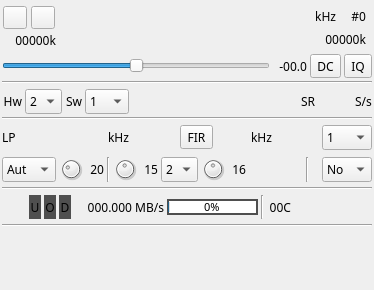
The window that plugins/samplesource/plutosdrinput/plutosdrinputgui.ui (f4exb/sdrangel) describes before a commit, drawn with Qt 5.
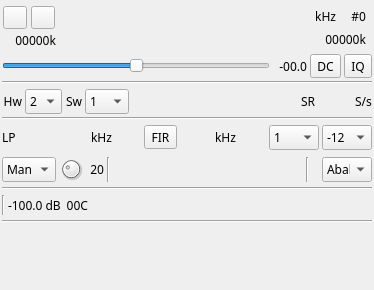
The same window after the commit. Icons and pictures are not drawn. Custom widgets are drawn as their Qt base class.

Commit message: PlutoSDR input: updated GUI with relevant elements

```diff
--- a/plugins/samplesource/plutosdrinput/plutosdrinputgui.ui
+++ b/plugins/samplesource/plutosdrinput/plutosdrinputgui.ui
@@ -595,6 +595,39 @@
        </item>
       </widget>
      </item>
+     <item>
+      <widget class="QComboBox" name="firGain">
+       <property name="maximumSize">
+        <size>
+         <width>50</width>
+         <height>16777215</height>
+        </size>
+       </property>
+       <property name="toolTip">
+        <string>FIR gain (dB)</string>
+       </property>
+       <item>
+        <property name="text">
+         <string>-12</string>
+        </property>
+       </item>
+       <item>
+        <property name="text">
+         <string>-6</string>
+        </property>
+       </item>
+       <item>
+        <property name="text">
+         <string>0</string>
+        </property>
+       </item>
+       <item>
+        <property name="text">
+         <string>+6</string>
+        </property>
+       </item>
+      </widget>
+     </item>
     </layout>
    </item>
    <item>
@@ -616,11 +649,6 @@
        <property name="toolTip">
         <string>Automatic or Manual gain selection</string>
        </property>
-       <item>
-        <property name="text">
-         <string>Aut</string>
-        </property>
-       </item>
        <item>
         <property name="text">
          <string>Man</string>
@@ -682,134 +710,6 @@
        </property>
       </widget>
      </item>
-     <item>
-      <widget class="QDial" name="lnaGain">
-       <property name="maximumSize">
-        <size>
-         <width>24</width>
-         <height>24</height>
-        </size>
-       </property>
-       <property name="toolTip">
-        <string>Manual LNA gain</string>
-       </property>
-       <property name="minimum">
-        <number>1</number>
-       </property>
-       <property name="maximum">
-        <number>30</number>
-       </property>
-       <property name="pageStep">
-        <number>1</number>
-       </property>
-       <property name="sliderPosition">
-        <number>15</number>
-       </property>
-      </widget>
-     </item>
-     <item>
-      <widget class="QLabel" name="lnaGainText">
-       <property name="minimumSize">
-        <size>
-         <width>18</width>
-         <height>0</height>
-        </size>
-       </property>
-       <property name="maximumSize">
-        <size>
-         <width>18</width>
-         <height>16777215</height>
-        </size>
-       </property>
-       <property name="toolTip">
-        <string>Manual LNA gain (dB)</string>
-       </property>
-       <property name="text">
-        <string>15</string>
-       </property>
-       <property name="alignment">
-        <set>Qt::AlignRight|Qt::AlignTrailing|Qt::AlignVCenter</set>
-       </property>
-      </widget>
-     </item>
-     <item>
-      <widget class="QComboBox" name="tiaGain">
-       <property name="maximumSize">
-        <size>
-         <width>40</width>
-         <height>16777215</height>
-        </size>
-       </property>
-       <property name="toolTip">
-        <string>Manual TIA gain (dB)</string>
-       </property>
-       <property name="currentIndex">
-        <number>1</number>
-       </property>
-       <item>
-        <property name="text">
-         <string>1</string>
-        </property>
-       </item>
-       <item>
-        <property name="text">
-         <string>2</string>
-        </property>
-       </item>
-       <item>
-        <property name="text">
-         <string>3</string>
-        </property>
-       </item>
-      </widget>
-     </item>
-     <item>
-      <widget class="QDial" name="pgaGain">
-       <property name="maximumSize">
-        <size>
-         <width>24</width>
-         <height>24</height>
-        </size>
-       </property>
-       <property name="toolTip">
-        <string>Manual PGA gain</string>
-       </property>
-       <property name="maximum">
-        <number>32</number>
-       </property>
-       <property name="pageStep">
-        <number>1</number>
-       </property>
-       <property name="value">
-        <number>16</number>
-       </property>
-      </widget>
-     </item>
-     <item>
-      <widget class="QLabel" name="pgaGainText">
-       <property name="minimumSize">
-        <size>
-         <width>18</width>
-         <height>0</height>
-        </size>
-       </property>
-       <property name="maximumSize">
-        <size>
-         <width>18</width>
-         <height>16777215</height>
-        </size>
-       </property>
-       <property name="toolTip">
-        <string>Manual PGA gain (dB)</string>
-       </property>
-       <property name="text">
-        <string>16</string>
-       </property>
-       <property name="alignment">
-        <set>Qt::AlignRight|Qt::AlignTrailing|Qt::AlignVCenter</set>
-       </property>
-      </widget>
-     </item>
      <item>
       <spacer name="horizontalSpacer_5">
        <property name="orientation">
@@ -856,7 +756,7 @@
        </property>
        <item>
         <property name="text">
-         <string>No</string>
+         <string>Abal</string>
         </property>
        </item>
        <item>
@@ -903,141 +803,6 @@
      <property name="bottomMargin">
       <number>2</number>
      </property>
-     <item>
-      <widget class="QLabel" name="streamStatusLabel">
-       <property name="minimumSize">
-        <size>
-         <width>24</width>
-         <height>24</height>
-        </size>
-       </property>
-       <property name="maximumSize">
-        <size>
-         <width>24</width>
-         <height>24</height>
-        </size>
-       </property>
-       <property name="toolTip">
-        <string>Green when stream is reporting data</string>
-       </property>
-       <property name="text">
-        <string/>
-       </property>
-       <property name="pixmap">
-        <pixmap resource="../../../sdrbase/resources/res.qrc">:/stream.png</pixmap>
-       </property>
-      </widget>
-     </item>
-     <item>
-      <widget class="QLabel" name="underrunLabel">
-       <property name="minimumSize">
-        <size>
-         <width>12</width>
-         <height>0</height>
-        </size>
-       </property>
-       <property name="toolTip">
-        <string>Red if underruns</string>
-       </property>
-       <property name="styleSheet">
-        <string notr="true">background:rgb(79,79,79);</string>
-       </property>
-       <property name="text">
-        <string>U</string>
-       </property>
-       <property name="alignment">
-        <set>Qt::AlignCenter</set>
-       </property>
-      </widget>
-     </item>
-     <item>
-      <widget class="QLabel" name="overrunLabel">
-       <property name="minimumSize">
-        <size>
-         <width>12</width>
-         <height>0</height>
-        </size>
-       </property>
-       <property name="toolTip">
-        <string>Red if overruns</string>
-       </property>
-       <property name="styleSheet">
-        <string notr="true">background:rgb(79,79,79);</string>
-       </property>
-       <property name="text">
-        <string>O</string>
-       </property>
-       <property name="alignment">
-        <set>Qt::AlignCenter</set>
-       </property>
-      </widget>
-     </item>
-     <item>
-      <widget class="QLabel" name="droppedLabel">
-       <property name="minimumSize">
-        <size>
-         <width>12</width>
-         <height>0</height>
-        </size>
-       </property>
-       <property name="toolTip">
-        <string>Red if dropped packets</string>
-       </property>
-       <property name="styleSheet">
-        <string notr="true">background:rgb(79,79,79);</string>
-       </property>
-       <property name="text">
-        <string>D</string>
-       </property>
-       <property name="alignment">
-        <set>Qt::AlignCenter</set>
-       </property>
-      </widget>
-     </item>
-     <item>
-      <widget class="QLabel" name="streamLinkRateText">
-       <property name="minimumSize">
-        <size>
-         <width>90</width>
-         <height>0</height>
-        </size>
-       </property>
-       <property name="toolTip">
-        <string>Stream link rate (MB/s)</string>
-       </property>
-       <property name="text">
-        <string>000.000 MB/s</string>
-       </property>
-       <property name="alignment">
-        <set>Qt::AlignRight|Qt::AlignTrailing|Qt::AlignVCenter</set>
-       </property>
-      </widget>
-     </item>
-     <item>
-      <widget class="QProgressBar" name="fifoBar">
-       <property name="maximumSize">
-        <size>
-         <width>16777215</width>
-         <height>16</height>
-        </size>
-       </property>
-       <property name="font">
-        <font>
-         <pointsize>8</pointsize>
-        </font>
-       </property>
-       <property name="toolTip">
-        <string>FIFO fill status</string>
-       </property>
-       <property name="styleSheet">
-        <string notr="true">QProgressBar{border: 2px solid rgb(79, 79, 79); text-align: center;}
-QToolTip{background-color: white; color: black;}</string>
-       </property>
-       <property name="value">
-        <number>0</number>
-       </property>
-      </widget>
-     </item>
      <item>
       <widget class="Line" name="line_2">
        <property name="orientation">
@@ -1045,6 +810,13 @@
        </property>
       </widget>
      </item>
+     <item>
+      <widget class="QLabel" name="rssiText">
+       <property name="text">
+        <string>-100.0 dB</string>
+       </property>
+      </widget>
+     </item>
      <item>
       <widget class="QLabel" name="temperatureText">
        <property name="minimumSize">
```
Left out of the diff: 65 changed lines with no effect on the pictures.
